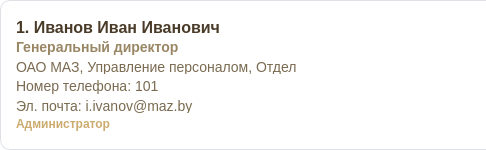
First picture: the form in client/ui/system/employees/employee_card.ui, repository lerakaplich/Documents, before the edit; both pictures show x 0 to 486 and y 0 to 150 of the 883 by 150 pixel window.
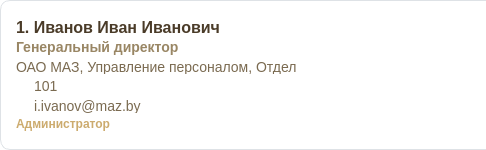
Second picture: the form after the edit. Icons and pictures are not drawn.

The edit to the form file:
```diff
--- a/client/ui/system/employees/employee_card.ui
+++ b/client/ui/system/employees/employee_card.ui
@@ -131,7 +131,46 @@
         </widget>
        </item>
        <item>
-        <widget class="QLabel" name="workPhoneLabel">
+        <layout class="QHBoxLayout" name="phoneLayout">
+         <property name="spacing">
+          <number>6</number>
+         </property>
+         <item>
+          <widget class="QLabel" name="phoneIconLabel">
+           <property name="sizePolicy">
+            <sizepolicy hsizetype="Fixed" vsizetype="Fixed">
+             <horstretch>0</horstretch>
+             <verstretch>0</verstretch>
+            </sizepolicy>
+           </property>
+           <property name="minimumSize">
+            <size>
+             <width>12</width>
+             <height>12</height>
+            </size>
+           </property>
+           <property name="maximumSize">
+            <size>
+             <width>12</width>
+             <height>12</height>
+            </size>
+           </property>
+           <property name="styleSheet">
+            <string notr="true">border: none; background-color: transparent;</string>
+           </property>
+           <property name="pixmap">
+            <pixmap>D:/Documents/client/icons/phone.svg</pixmap>
+           </property>
+           <property name="scaledContents">
+            <bool>true</bool>
+           </property>
+           <property name="text">
+            <string/>
+           </property>
+          </widget>
+         </item>
+         <item>
+          <widget class="QLabel" name="phoneValueLabel">
          <property name="sizePolicy">
           <sizepolicy hsizetype="Expanding" vsizetype="Preferred">
            <horstretch>0</horstretch>
@@ -142,7 +181,7 @@
           <string notr="true">border: none; font-size: 14px; color: #7A6A50; background-color: transparent;</string>
          </property>
          <property name="text">
-          <string>Номер телефона: 101</string>
+            <string>101</string>
          </property>
          <property name="wordWrap">
           <bool>true</bool>
@@ -150,7 +189,62 @@
         </widget>
        </item>
        <item>
-        <widget class="QLabel" name="emailLabel">
+          <spacer name="phoneSpacer">
+           <property name="orientation">
+            <enum>Qt::Orientation::Horizontal</enum>
+           </property>
+           <property name="sizeHint" stdset="0">
+            <size>
+             <width>40</width>
+             <height>20</height>
+            </size>
+           </property>
+          </spacer>
+         </item>
+        </layout>
+       </item>
+       <!-- Почта: иконка + значение -->
+       <item>
+        <layout class="QHBoxLayout" name="emailLayout">
+         <property name="spacing">
+          <number>6</number>
+         </property>
+         <item>
+          <widget class="QLabel" name="emailIconLabel">
+           <property name="sizePolicy">
+            <sizepolicy hsizetype="Fixed" vsizetype="Fixed">
+             <horstretch>0</horstretch>
+             <verstretch>0</verstretch>
+            </sizepolicy>
+           </property>
+           <property name="minimumSize">
+            <size>
+             <width>12</width>
+             <height>12</height>
+            </size>
+           </property>
+           <property name="maximumSize">
+            <size>
+             <width>12</width>
+             <height>12</height>
+            </size>
+           </property>
+           <property name="styleSheet">
+            <string notr="true">border: none; background-color: transparent;</string>
+           </property>
+           <property name="pixmap">
+            <pixmap>D:/Documents/client/icons/emal.svg</pixmap>
+           </property>
+           <property name="scaledContents">
+            <bool>true</bool>
+           </property>
+           <property name="text">
+            <string/>
+           </property>
+          </widget>
+         </item>
+         <item>
+          <widget class="QLabel" name="emailValueLabel">
          <property name="sizePolicy">
           <sizepolicy hsizetype="Expanding" vsizetype="Fixed">
            <horstretch>0</horstretch>
@@ -161,12 +255,27 @@
           <string notr="true">border: none; font-size: 14px; color: #7A6A50; background-color: transparent;</string>
          </property>
          <property name="text">
-          <string>Эл. почта: i.ivanov@maz.by</string>
+            <string>i.ivanov@maz.by</string>
          </property>
          <property name="wordWrap">
           <bool>true</bool>
          </property>
         </widget>
+         </item>
+         <item>
+          <spacer name="emailSpacer">
+           <property name="orientation">
+            <enum>Qt::Orientation::Horizontal</enum>
+           </property>
+           <property name="sizeHint" stdset="0">
+            <size>
+             <width>40</width>
+             <height>20</height>
+            </size>
+           </property>
+          </spacer>
+         </item>
+        </layout>
        </item>
        <item>
         <widget class="QLabel" name="rightsLabel">
```
Left out of the diff: 1 changed line with no effect on the pictures. Lines whose indentation alone changed are shown as unchanged.
